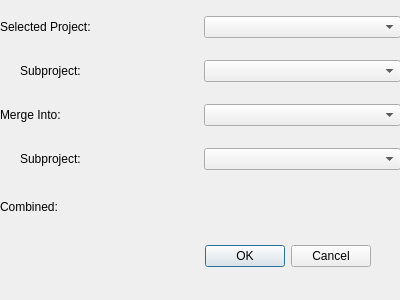
hratcliffe/TimeTrackerTwo, file GUI/MergeProjectDialog.ui: the form before one commit.
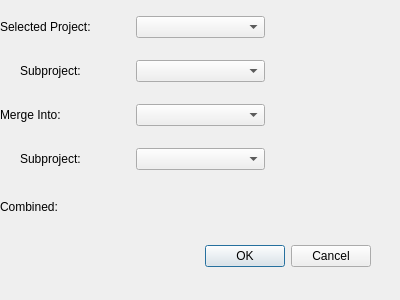
The form after the commit.

What changed in the file:
```diff
--- a/GUI/MergeProjectDialog.ui
+++ b/GUI/MergeProjectDialog.ui
@@ -130,6 +130,34 @@
       </property>
      </widget>
     </item>
+    <item row="0" column="2">
+     <widget class="QLabel" name="SelectionHint">
+      <property name="text">
+       <string/>
+      </property>
+     </widget>
+    </item>
+    <item row="1" column="2">
+     <widget class="QLabel" name="SelectionSubHint">
+      <property name="text">
+       <string/>
+      </property>
+     </widget>
+    </item>
+    <item row="2" column="2">
+     <widget class="QLabel" name="TargetHint">
+      <property name="text">
+       <string/>
+      </property>
+     </widget>
+    </item>
+    <item row="3" column="2">
+     <widget class="QLabel" name="TargetSubHint">
+      <property name="text">
+       <string/>
+      </property>
+     </widget>
+    </item>
    </layout>
   </widget>
  </widget>
```
Left out of the diff: 10 changed lines with no effect on the pictures.
